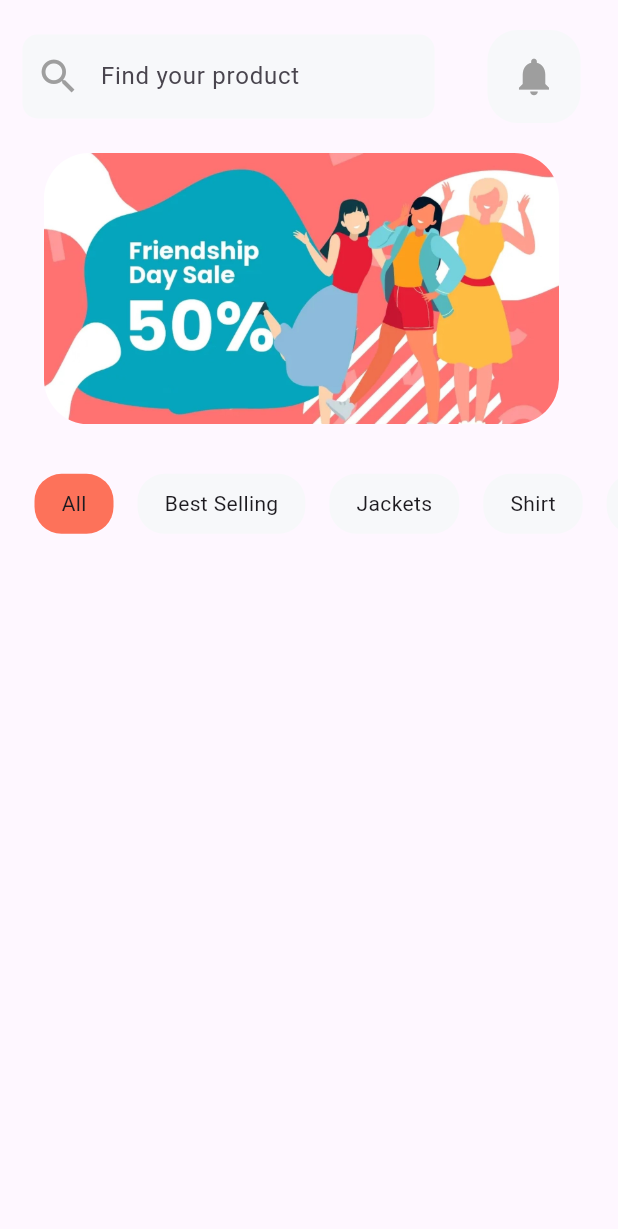
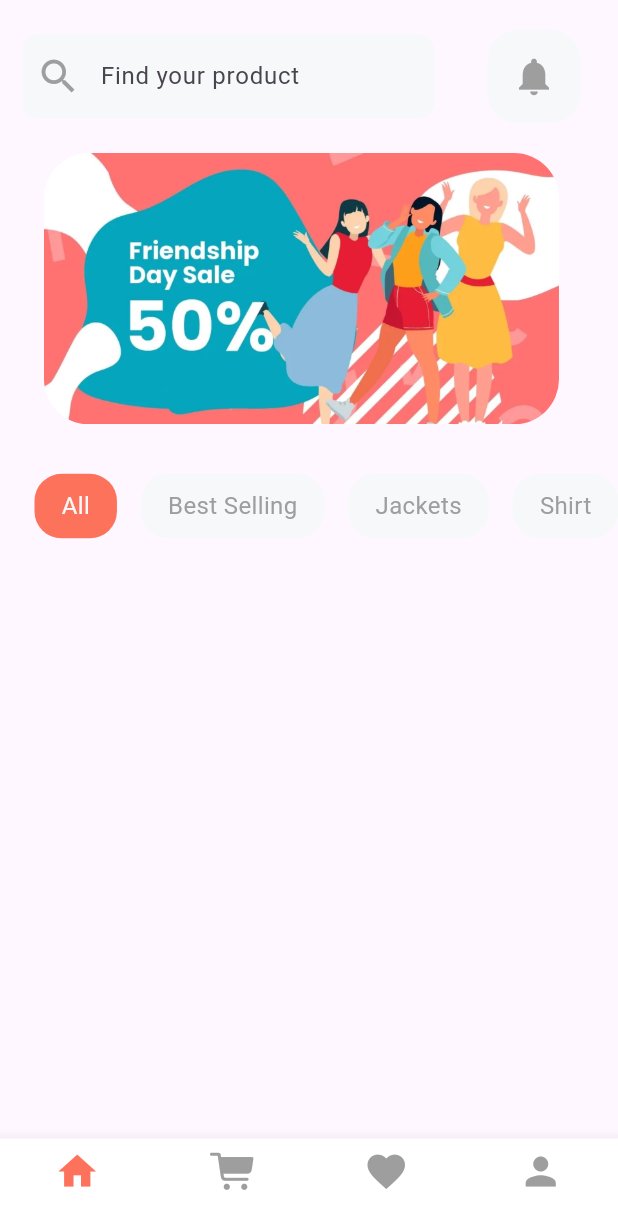
Before and after one commit to iyamujoshua/shopping_app, a Flutter app: the screen it shows after launch, on a phone screen of 412 x 824 dp. Shown: the top 1229 px of the screen. Run offline on Flutter 3.47's test engine with Material 2 defaults, Android fonts, the phone set to English and light mode, and no system bars.

Commit message:
bottom navigation bar

```diff
--- a/lib/screens/MyHomePage.dart
+++ b/lib/screens/MyHomePage.dart
@@ -1,16 +1,12 @@
+import 'package:flutter/cupertino.dart';
 import 'package:flutter/material.dart';
+
+import '../widgets/product_card.dart';
 
 class MyHomePage extends StatelessWidget {
   MyHomePage({super.key});
 
-  List catList = [
-        "All",
-        "Best Selling",
-        "Jackets",
-        "Shirt",
-        "Pant",
-        "Bag"
-  ];
+  List catList = ["All", "Best Selling", "Jackets", "Shirt", "Pant", "Bag"];
 
   List imgList = [
     "Black Pant",
@@ -67,27 +63,27 @@ class MyHomePage extends StatelessWidget {
                   ],
                 ),
               ),
-
               Container(
                 margin: EdgeInsets.only(right: 25, top: 20),
                 alignment: Alignment.center,
                 child: ClipRRect(
                   borderRadius: BorderRadius.circular(30),
-                  child: Image.asset("asset/cover.jpg",
-                  width: MediaQuery.of(context).size.width /1.2,
+                  child: Image.asset(
+                    "asset/cover.jpg",
+                    width: MediaQuery.of(context).size.width / 1.2,
                     fit: BoxFit.contain,
                   ),
-
                 ),
               ),
-
               SingleChildScrollView(
                 scrollDirection: Axis.horizontal,
                 child: Padding(
-                  padding: EdgeInsets.only(top: 25,),
+                  padding: EdgeInsets.only(
+                    top: 25,
+                  ),
                   child: Row(
                     children: [
-                      for ( int i=0; i<catList.length; i++)
+                      for (int i = 0; i < catList.length; i++)
                         Container(
                           margin: EdgeInsets.all(8),
                           padding: EdgeInsets.symmetric(
@@ -95,22 +91,67 @@ class MyHomePage extends StatelessWidget {
                             horizontal: 18,
                           ),
                           decoration: BoxDecoration(
-                          color: catList[i]== "All"
-                          ?Color(0xFFFD725A)
-                          :Color(0xFFF7F8FA),
-
-                          borderRadius: BorderRadius.circular(18)
+                              color: catList[i] == "All"
+                                  ? Color(0xFFFD725A)
+                                  : Color(0xFFF7F8FA),
+                              borderRadius: BorderRadius.circular(18)),
+                          child: Text(
+                            catList[i],
+                            style: TextStyle(
+                              fontSize: 16,
+                              color: catList[i] == "All"
+                                  ? Color(0xFFF7F8FA)
+                                  : Colors.grey,
                             ),
-                        child: Text(catList[i]),
+                          ),
                         ),
                     ],
                   ),
                 ),
-              )
+              ),
+              GridView.builder(
+                  physics: NeverScrollableScrollPhysics(),
+                  shrinkWrap: true,
+                  gridDelegate: SliverGridDelegateWithFixedCrossAxisCount(
+                    crossAxisCount: 2,
+                    childAspectRatio:
+                        (MediaQuery.of(context).size.width - 30 - 15) /
+                            (2 * 290),
+                    mainAxisSpacing: 45,
+                    crossAxisSpacing: 15,
+                  ),
+                  itemCount: imgList.length,
+                  itemBuilder: (_, i) {
+                    if (i % 2 == 0) {
+                      return productCard(imgList[i]);
+                    }
+                    return OverflowBox(
+                      maxHeight: 299.0 + 70.0,
+                      child: Container(
+                        margin: EdgeInsets.only(top: 20),
+                        child: productCard(imgList[i]),
+                      ),
+                    );
+                  })
             ],
           ),
         )),
       ),
+      bottomNavigationBar:  BottomNavigationBar(
+        backgroundColor: Colors.white,
+        iconSize: 30,
+        unselectedItemColor: Colors.grey,
+        selectedItemColor: Color(0xFFFD725A),
+        currentIndex: 0,
+        onTap: (index){},
+        type: BottomNavigationBarType.fixed,
+        items: [
+          BottomNavigationBarItem(icon: Icon(Icons.home), label: ""),
+          BottomNavigationBarItem(icon: Icon(CupertinoIcons.cart_fill), label: ""),
+          BottomNavigationBarItem(icon: Icon(Icons.favorite), label: ""),
+              BottomNavigationBarItem(icon: Icon(Icons.person), label: ""),
+        ],
+        ),
     );
   }
 }
--- /dev/null
+++ b/lib/widgets/product_card.dart
@@ -0,0 +1,12 @@
+import 'package:flutter/material.dart';
+
+class productCard extends StatelessWidget {
+  // const productCard({super.key});
+  String img;
+  productCard(this.img);
+
+  @override
+  Widget build(BuildContext context) {
+    return Container();
+  }
+}
```
Lines whose indentation alone changed are shown as unchanged.
